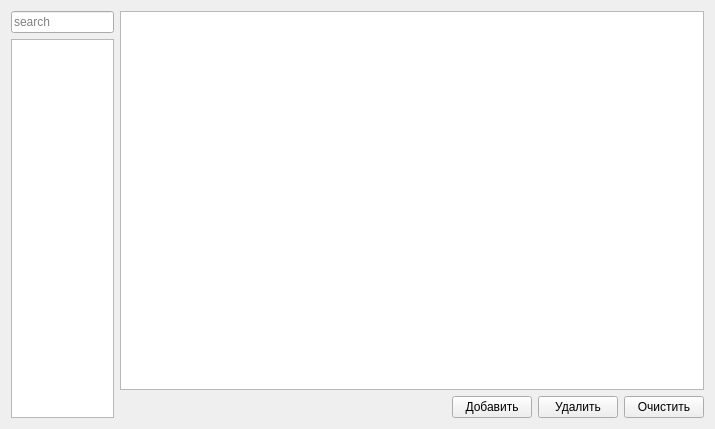
Before: the Qt Designer form widgetstyle.ui in kissofblood/September, drawn with Qt 5.
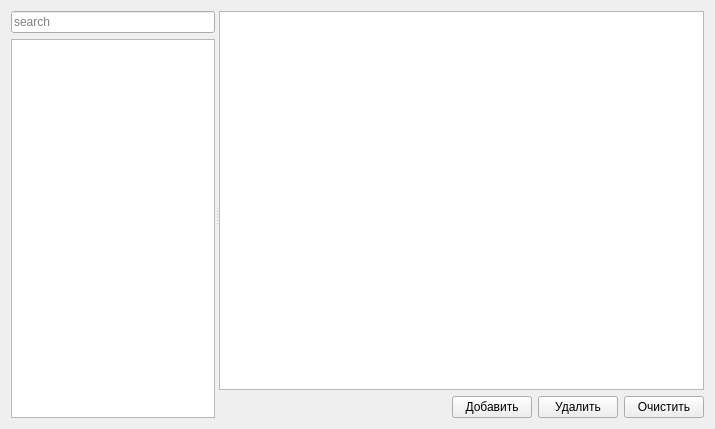
After: the same form once the commit is applied.

Commit message: Добавил QSplitter в WidgetStyle

```diff
--- a/widgetstyle.ui
+++ b/widgetstyle.ui
@@ -13,19 +13,16 @@
   <property name="windowTitle">
    <string>Form</string>
   </property>
-  <layout class="QVBoxLayout" name="verticalLayout_2">
+  <layout class="QVBoxLayout" name="verticalLayout_3">
    <item>
-    <layout class="QGridLayout" name="gridLayout">
-     <item row="0" column="0" rowspan="2">
+    <widget class="QSplitter" name="splitter">
+     <property name="orientation">
+      <enum>Qt::Horizontal</enum>
+     </property>
+     <widget class="QWidget" name="">
       <layout class="QVBoxLayout" name="verticalLayout">
        <item>
         <widget class="QLineEdit" name="lineEdit">
-         <property name="maximumSize">
-          <size>
-           <width>130</width>
-           <height>16777215</height>
-          </size>
-         </property>
          <property name="dragEnabled">
           <bool>true</bool>
          </property>
@@ -36,20 +33,32 @@
        </item>
        <item>
         <widget class="QListWidget" name="listWidget">
-         <property name="maximumSize">
-          <size>
-           <width>130</width>
-           <height>16777215</height>
-          </size>
-         </property>
          <property name="showDropIndicator" stdset="0">
           <bool>false</bool>
          </property>
         </widget>
        </item>
       </layout>
-     </item>
-     <item row="1" column="1">
+     </widget>
+     <widget class="QWidget" name="">
+      <layout class="QVBoxLayout" name="verticalLayout_2">
+       <item>
+        <widget class="QGraphicsView" name="view">
+         <property name="maximumSize">
+          <size>
+           <width>16777215</width>
+           <height>16777215</height>
+          </size>
+         </property>
+         <property name="acceptDrops">
+          <bool>true</bool>
+         </property>
+         <property name="dragMode">
+          <enum>QGraphicsView::NoDrag</enum>
+         </property>
+        </widget>
+       </item>
+       <item>
       <layout class="QHBoxLayout" name="horizontalLayout">
        <item>
         <spacer name="horizontalSpacer">
@@ -87,23 +96,9 @@
        </item>
       </layout>
      </item>
-     <item row="0" column="1">
-      <widget class="QGraphicsView" name="view">
-       <property name="maximumSize">
-        <size>
-         <width>16777215</width>
-         <height>16777215</height>
-        </size>
-       </property>
-       <property name="acceptDrops">
-        <bool>true</bool>
-       </property>
-       <property name="dragMode">
-        <enum>QGraphicsView::NoDrag</enum>
-       </property>
-      </widget>
-     </item>
-    </layout>
+      </layout>
+     </widget>
+    </widget>
    </item>
   </layout>
  </widget>
```
Lines whose indentation alone changed are shown as unchanged. The commit also changes 2 other files.
